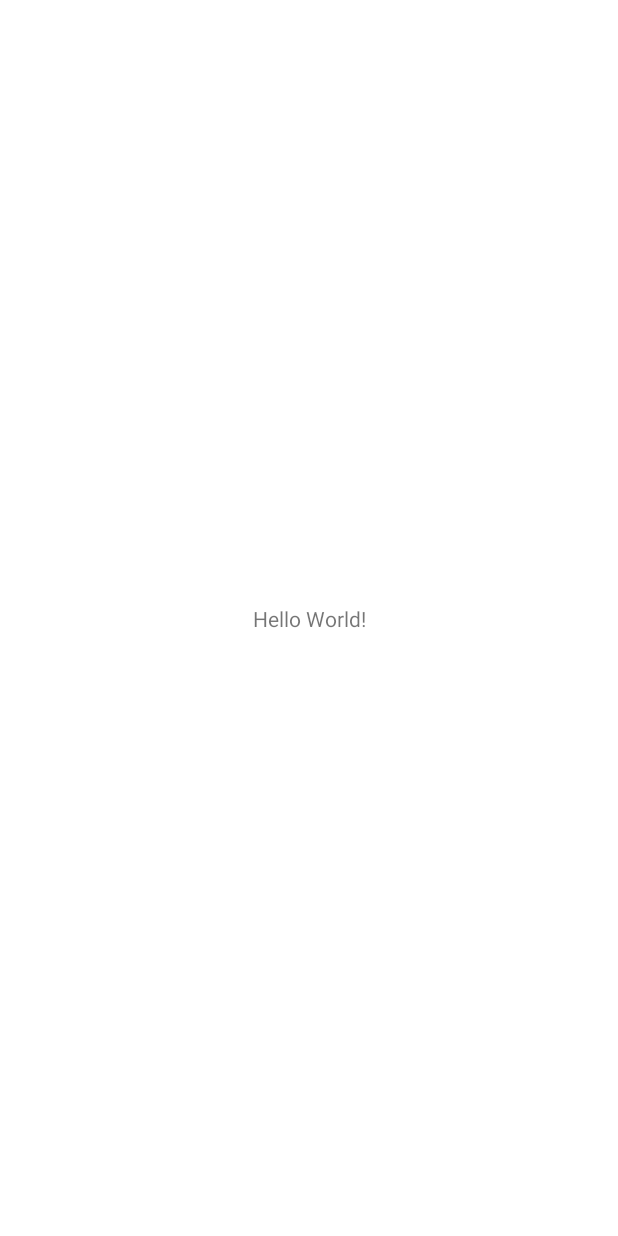
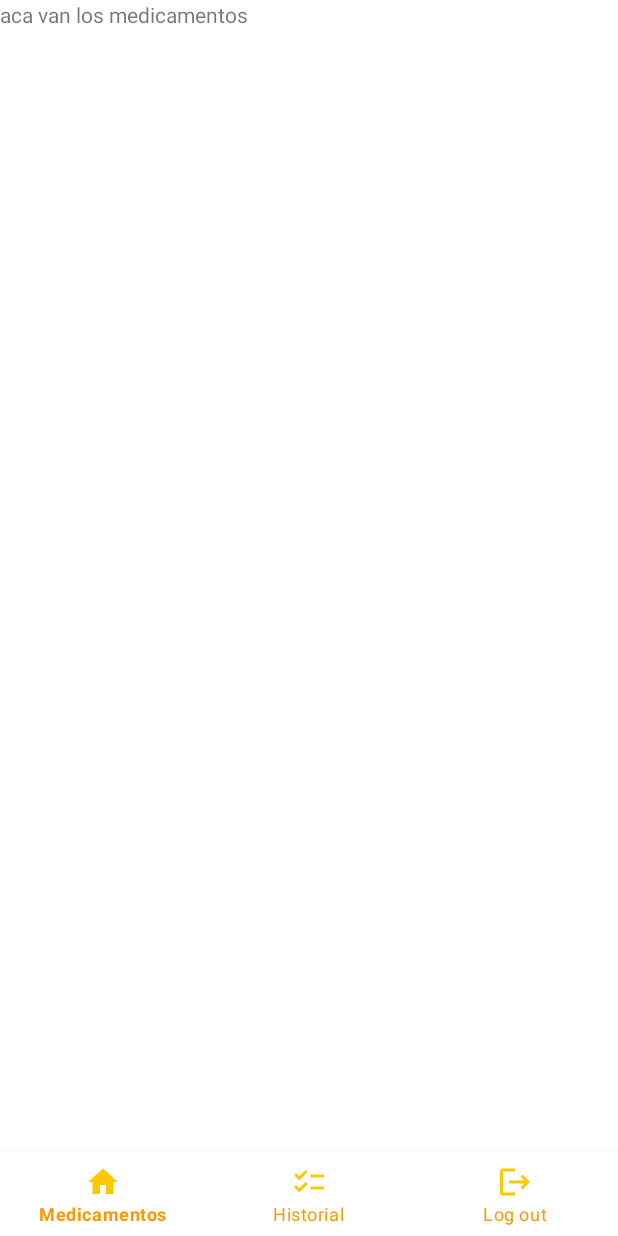
Before and after one commit to danilo95/desafiopracticokotlin2, an Android app: the MainActivity screen opened directly, with no data from a screen before it, on a phone screen of 412 x 824 dp. Before the commit the screen is almost empty. Run offline under Robolectric (Android 15) with nearby library versions, the phone set to English and light mode, and no system bars; our stand-ins replace Firebase (no records; nobody signed in at launch, a user with empty details on screens opened directly).

Commit message:
feat: add bottom menu

```diff
--- a/app/src/main/java/com/example/desafiopractico2/MainActivity.kt
+++ b/app/src/main/java/com/example/desafiopractico2/MainActivity.kt
@@ -1,11 +1,47 @@
 package com.example.desafiopractico2
 
+import android.content.Intent
 import androidx.appcompat.app.AppCompatActivity
 import android.os.Bundle
+import androidx.fragment.app.Fragment
+import com.example.desafiopractico2.databinding.ActivityMainBinding
+import com.example.desafiopractico2.databinding.ActivitySignUpBinding
+import com.google.firebase.auth.FirebaseAuth
 
 class MainActivity : AppCompatActivity() {
+
+    private lateinit var binding: ActivityMainBinding
+    private lateinit var firebaseAuth: FirebaseAuth
     override fun onCreate(savedInstanceState: Bundle?) {
         super.onCreate(savedInstanceState)
-        setContentView(R.layout.activity_main)
+        binding= ActivityMainBinding.inflate(layoutInflater)
+        firebaseAuth = FirebaseAuth.getInstance()
+        setContentView(binding.root)
+        replaceFragmentView(medicamentosFragment()) //aca seteo un fragment por default
+
+        binding.bottonNavigationMenu.setOnItemSelectedListener{
+            when(it.itemId){
+                R.id.medicamentosMenuItem -> replaceFragmentView(medicamentosFragment())
+                R.id.historialMenuItem -> replaceFragmentView(historialFragment())
+                R.id.logoutMenuItem -> logOut()
+
+                else ->{}
+            }
+            true
+        }
     }
+
+    private fun replaceFragmentView(fragment: Fragment){
+        val fragmentManager=supportFragmentManager
+        val fragmentTransition=fragmentManager.beginTransaction()
+        fragmentTransition.replace(R.id.homeframeLayout,fragment)
+        fragmentTransition.commit()
+    }
+
+    private fun logOut(){
+        firebaseAuth.signOut()
+        val intent = Intent(this, SiginActivity::class.java)
+        startActivity(intent)
+    }
+
 }
--- /dev/null
+++ b/app/src/main/java/com/example/desafiopractico2/medicamentosFragment.kt
@@ -0,0 +1,59 @@
+package com.example.desafiopractico2
+
+import android.os.Bundle
+import androidx.fragment.app.Fragment
+import android.view.LayoutInflater
+import android.view.View
+import android.view.ViewGroup
+
+// TODO: Rename parameter arguments, choose names that match
+// the fragment initialization parameters, e.g. ARG_ITEM_NUMBER
+private const val ARG_PARAM1 = "param1"
+private const val ARG_PARAM2 = "param2"
+
+/**
+ * A simple [Fragment] subclass.
+ * Use the [medicamentosFragment.newInstance] factory method to
+ * create an instance of this fragment.
+ */
+class medicamentosFragment : Fragment() {
+    // TODO: Rename and change types of parameters
+    private var param1: String? = null
+    private var param2: String? = null
+
+    override fun onCreate(savedInstanceState: Bundle?) {
+        super.onCreate(savedInstanceState)
+        arguments?.let {
+            param1 = it.getString(ARG_PARAM1)
+            param2 = it.getString(ARG_PARAM2)
+        }
+    }
+
+    override fun onCreateView(
+        inflater: LayoutInflater, container: ViewGroup?,
+        savedInstanceState: Bundle?
+    ): View? {
+        // Inflate the layout for this fragment
+        return inflater.inflate(R.layout.fragment_medicamentos, container, false)
+    }
+
+    companion object {
+        /**
+         * Use this factory method to create a new instance of
+         * this fragment using the provided parameters.
+         *
+         * @param param1 Parameter 1.
+         * @param param2 Parameter 2.
+         * @return A new instance of fragment medicamentosFragment.
+         */
+        // TODO: Rename and change types and number of parameters
+        @JvmStatic
+        fun newInstance(param1: String, param2: String) =
+            medicamentosFragment().apply {
+                arguments = Bundle().apply {
+                    putString(ARG_PARAM1, param1)
+                    putString(ARG_PARAM2, param2)
+                }
+            }
+    }
+}
--- /dev/null
+++ b/app/src/main/res/drawable/baseline_checklist_24.xml
@@ -0,0 +1,5 @@
+<vector android:height="24dp" android:tint="#000000"
+    android:viewportHeight="24" android:viewportWidth="24"
+    android:width="24dp" xmlns:android="http://schemas.android.com/apk/res/android">
+    <path android:fillColor="@android:color/white" android:pathData="M22,7h-9v2h9V7zM22,15h-9v2h9V15zM5.54,11L2,7.46l1.41,-1.41l2.12,2.12l4.24,-4.24l1.41,1.41L5.54,11zM5.54,19L2,15.46l1.41,-1.41l2.12,2.12l4.24,-4.24l1.41,1.41L5.54,19z"/>
+</vector>
--- /dev/null
+++ b/app/src/main/res/drawable/baseline_home_24.xml
@@ -0,0 +1,5 @@
+<vector android:height="24dp" android:tint="#000000"
+    android:viewportHeight="24" android:viewportWidth="24"
+    android:width="24dp" xmlns:android="http://schemas.android.com/apk/res/android">
+    <path android:fillColor="@android:color/white" android:pathData="M10,20v-6h4v6h5v-8h3L12,3 2,12h3v8z"/>
+</vector>
--- /dev/null
+++ b/app/src/main/res/drawable/baseline_logout_24.xml
@@ -0,0 +1,5 @@
+<vector android:autoMirrored="true" android:height="24dp"
+    android:tint="#000000" android:viewportHeight="24"
+    android:viewportWidth="24" android:width="24dp" xmlns:android="http://schemas.android.com/apk/res/android">
+    <path android:fillColor="@android:color/white" android:pathData="M17,7l-1.41,1.41L18.17,11H8v2h10.17l-2.58,2.58L17,17l5,-5zM4,5h8V3H4c-1.1,0 -2,0.9 -2,2v14c0,1.1 0.9,2 2,2h8v-2H4V5z"/>
+</vector>
--- a/app/src/main/res/layout/activity_main.xml
+++ b/app/src/main/res/layout/activity_main.xml
@@ -6,13 +6,26 @@
     android:layout_height="match_parent"
     tools:context=".MainActivity">
 
-    <TextView
-        android:layout_width="wrap_content"
+    <FrameLayout
+        android:id="@+id/homeframeLayout"
+        android:layout_width="0dp"
+        android:layout_height="0dp"
+        app:layout_constraintBottom_toTopOf="@+id/bottonNavigationMenu"
+        app:layout_constraintEnd_toEndOf="parent"
+        app:layout_constraintStart_toStartOf="parent"
+        app:layout_constraintTop_toTopOf="parent">
+
+    </FrameLayout>
+
+    <com.google.android.material.bottomnavigation.BottomNavigationView
+        android:id="@+id/bottonNavigationMenu"
+        android:layout_width="0dp"
         android:layout_height="wrap_content"
-        android:text="Hello World!"
+        app:itemIconTint="@color/yellow"
+        app:itemTextColor="#FF9800"
         app:layout_constraintBottom_toBottomOf="parent"
         app:layout_constraintEnd_toEndOf="parent"
         app:layout_constraintStart_toStartOf="parent"
-        app:layout_constraintTop_toTopOf="parent" />
+        app:menu="@menu/bottom_nav" />
 
 </androidx.constraintlayout.widget.ConstraintLayout>
--- /dev/null
+++ b/app/src/main/res/layout/fragment_medicamentos.xml
@@ -0,0 +1,14 @@
+<?xml version="1.0" encoding="utf-8"?>
+<FrameLayout xmlns:android="http://schemas.android.com/apk/res/android"
+    xmlns:tools="http://schemas.android.com/tools"
+    android:layout_width="match_parent"
+    android:layout_height="match_parent"
+    tools:context=".medicamentosFragment">
+
+    <!-- TODO: Update blank fragment layout -->
+    <TextView
+        android:layout_width="match_parent"
+        android:layout_height="match_parent"
+        android:text="aca van los medicamentos" />
+
+</FrameLayout>
--- /dev/null
+++ b/app/src/main/res/menu/bottom_nav.xml
@@ -0,0 +1,17 @@
+<?xml version="1.0" encoding="utf-8"?>
+<menu xmlns:android="http://schemas.android.com/apk/res/android"
+    xmlns:app="http://schemas.android.com/apk/res-auto">
+    <item
+        android:id="@+id/medicamentosMenuItem"
+        android:icon="@drawable/baseline_home_24"
+        android:title="Medicamentos"
+         />
+    <item
+        android:id="@+id/historialMenuItem"
+        android:icon="@drawable/baseline_checklist_24"
+        android:title="Historial" />
+    <item
+        android:id="@+id/logoutMenuItem"
+        android:icon="@drawable/baseline_logout_24"
+        android:title="Log out" />
+</menu>
--- a/app/src/main/res/values/strings.xml
+++ b/app/src/main/res/values/strings.xml
@@ -1,3 +1,5 @@
 <resources>
     <string name="app_name">desafiopractico2</string>
+    <!-- TODO: Remove or change this placeholder text -->
+    <string name="hello_blank_fragment">Hello blank fragment</string>
 </resources>
```
Also changed, not shown: app/src/main/java/com/example/desafiopractico2/historialFragment.kt (added, +59 -0 lines), app/src/main/res/layout/fragment_historial.xml (added, +14 -0 lines).
